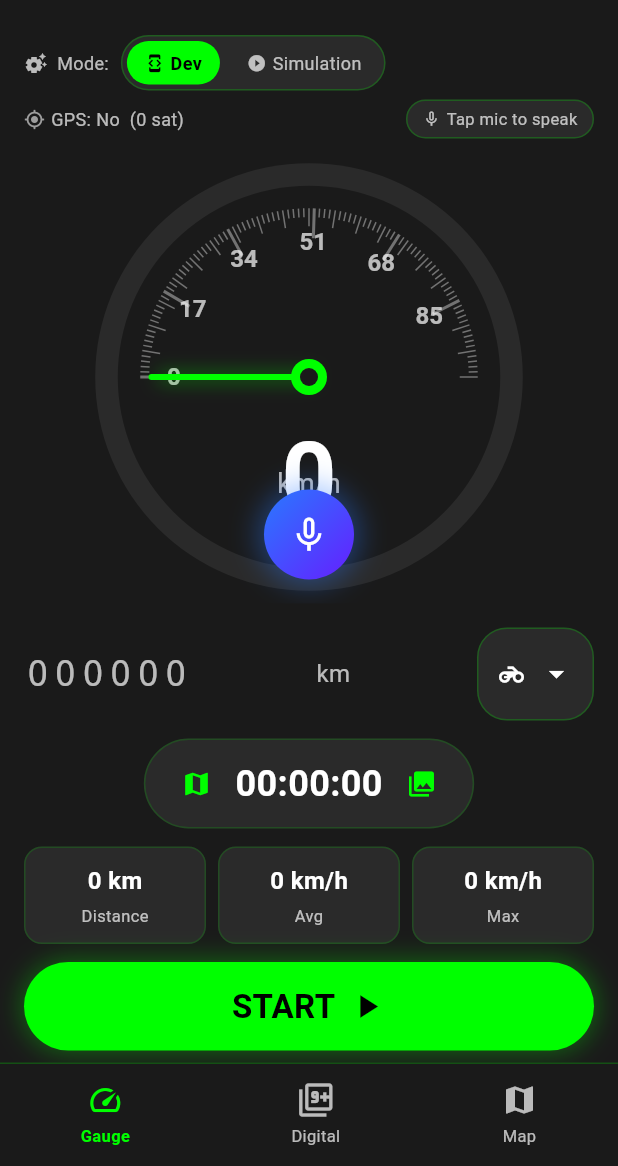
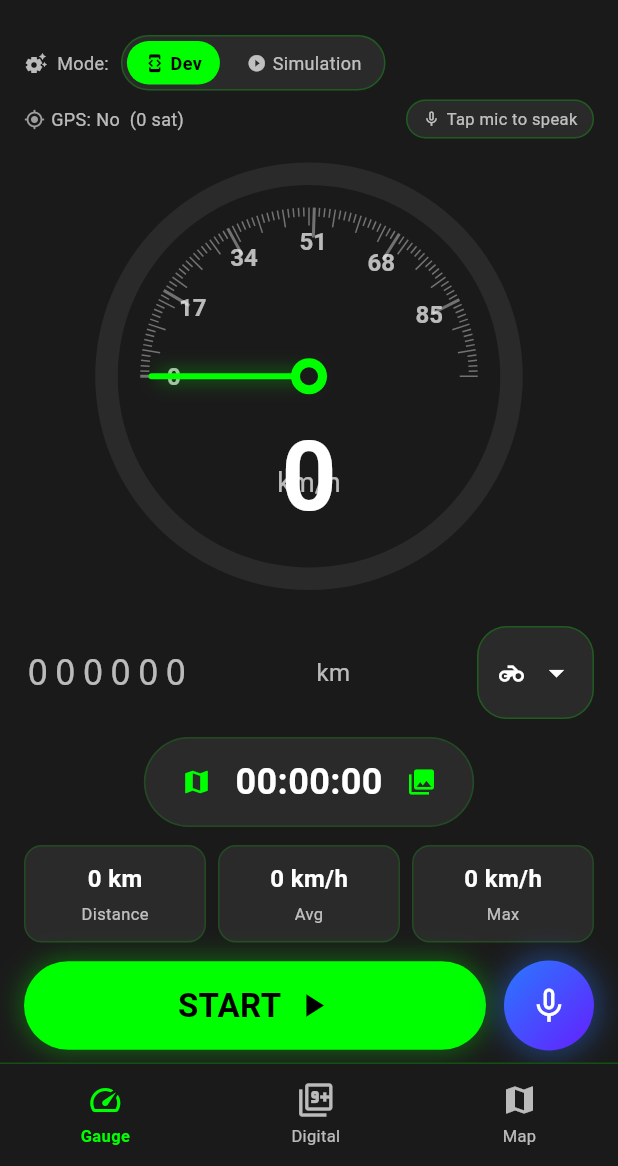
Before and after one commit to RKSAKETH/CarDashboard-Mobile, a Flutter app: the screen it shows once a user with an empty profile is signed in, on a phone screen of 412 x 824 dp, the part 70-1236 px from its top. Run offline on Flutter 3.47's test engine with Material 3 defaults, Android fonts, the phone set to English and light mode, and no system bars; our stand-ins replace cloud_firestore, firebase_auth, firebase_core, flutter_tts, geolocator, google_maps_flutter and 6 more; missing offline and left inert: light_sensor; accounts and stored records are empty; network calls fail; statements that could not run were skipped.

Commit message:
Fix UI overflow and center mic beside start option

```diff
--- a/lib/screens/home_screen.dart
+++ b/lib/screens/home_screen.dart
@@ -696,14 +696,6 @@ class _HomeScreenState extends State<HomeScreen> with TickerProviderStateMixin {
                 children: [
                   // Speed-limit red pulse wrapper
                   _buildSpeedWarningWrapper(_buildCurrentView()),
-
-                  // Mic Button
-                  Positioned(
-                    bottom: 16,
-                    left: 0,
-                    right: 0,
-                    child: Center(child: _buildMicButton()),
-                  ),
 
                   // ── Simulation Speed Slider ────────────────────────────────
                   if (_isSimMode)
@@ -1276,8 +1268,11 @@ class _HomeScreenState extends State<HomeScreen> with TickerProviderStateMixin {
 
           const SizedBox(height: 12),
 
-          // START/STOP Button
-          GestureDetector(
+          // START/STOP Button and Mic Button
+          Row(
+            children: [
+              Expanded(
+                child: GestureDetector(
                   onTap: _toggleTracking,
                   child: AnimatedContainer(
                     duration: const Duration(milliseconds: 400),
@@ -1314,6 +1309,11 @@ class _HomeScreenState extends State<HomeScreen> with TickerProviderStateMixin {
                       ],
                     ),
                   ),
+                ),
+              ),
+              const SizedBox(width: 12),
+              _buildMicButton(),
+            ],
           ),
         ],
       ),
--- a/lib/widgets/gauge_view.dart
+++ b/lib/widgets/gauge_view.dart
@@ -58,9 +58,11 @@ class _GaugeViewState extends State<GaugeView>
   @override
   Widget build(BuildContext context) {
     return Center(
-      child: Column(
-        mainAxisAlignment: MainAxisAlignment.center,
-        children: [
+      child: FittedBox(
+        fit: BoxFit.scaleDown,
+        child: Column(
+          mainAxisAlignment: MainAxisAlignment.center,
+          children: [
           // Speedometer gauge with optional red pulse
           AnimatedBuilder(
             animation: _scaleAnim,
@@ -88,8 +90,9 @@ class _GaugeViewState extends State<GaugeView>
           ],
         ],
       ),
-    );
-  }
+    ),
+  );
+}
 }
 
 // ── Speed Limit Badge ─────────────────────────────────────────────────────────
```
Lines whose indentation alone changed are shown as unchanged.
